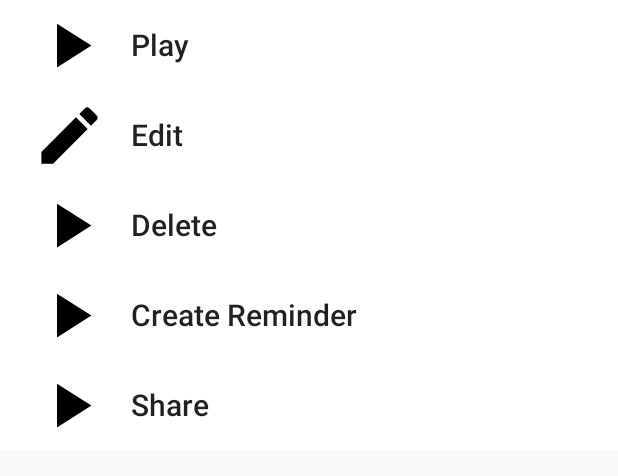
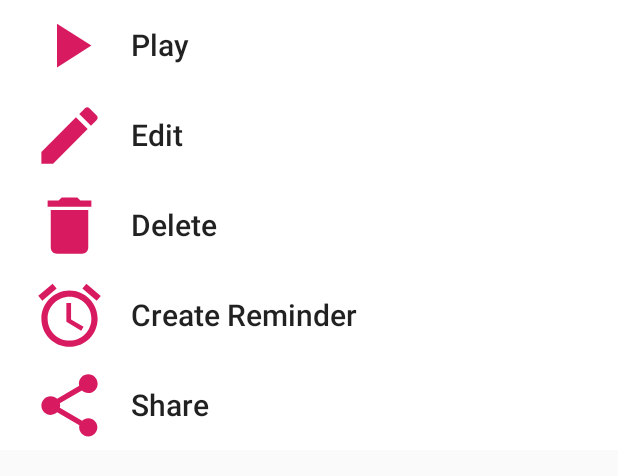
Before and after one commit to ash2osh/vmemo, an Android app: the layout bottom_sheet.xml on its own in the app's theme, with its tools: preview values and no code run, on a phone screen of 412 x 824 dp. Shown: the top 476 px of the screen. Run offline under Robolectric (Android 15) with nearby library versions, the phone set to English and light mode, and no system bars.

Commit message:
added bottom sheet icons

```diff
--- a/app/src/main/java/com/ash2osh/vmemo/ui/MainActivity.java
+++ b/app/src/main/java/com/ash2osh/vmemo/ui/MainActivity.java
@@ -44,6 +44,8 @@ public class MainActivity extends AppCompatActivity {
     private static final String TAG = "MainActivity->";
     @BindView(R.id.recordingsRV)
     RecyclerView rv;
+    @BindView(R.id.recordFAB)
+    FloatingActionButton button;
 
     private RecordingViewModel recordingViewModel;
     private List<RecodingItem> recodingItemList;
@@ -80,6 +82,14 @@ public class MainActivity extends AppCompatActivity {
     private void setupRecycler() {
         adapter = new RecordingItemsAdapter(recodingItemList);
         adapter.openLoadAnimation(BaseQuickAdapter.SLIDEIN_BOTTOM);
+        SetUpBottomSheetClickers();
+
+        rv.setHasFixedSize(true);
+        rv.setLayoutManager(new LinearLayoutManager(this));
+        rv.setAdapter(adapter);
+    }
+
+    private void SetUpBottomSheetClickers() {
         adapter.setOnItemClickListener((adapter1, view, position) -> {
             RecodingItem item = (RecodingItem) adapter1.getItem(position);
 
@@ -88,42 +98,54 @@ public class MainActivity extends AppCompatActivity {
 
             //set click listeners
             LinearLayout play = sheetView.findViewById(R.id.bottom_sheet_play);
+            LinearLayout edit = sheetView.findViewById(R.id.bottom_sheet_edit);
             LinearLayout delete = sheetView.findViewById(R.id.bottom_sheet_delete);
+            LinearLayout remind = sheetView.findViewById(R.id.bottom_sheet_reminder);
+            LinearLayout share = sheetView.findViewById(R.id.bottom_sheet_share);
             play.setOnClickListener(v -> {
                 mBottomSheetDialog.dismiss();
-                PlayRecording(item);
+                MainActivityPermissionsDispatcher.PlayRecordingWithPermissionCheck(this, item);
+            });
+            edit.setOnClickListener(v -> {
+                mBottomSheetDialog.dismiss();
+                EditRecording(item);
             });
             delete.setOnClickListener(v -> {
                 mBottomSheetDialog.dismiss();
                 DeleteRecording(item);
+            });
+            remind.setOnClickListener(v -> {
+                mBottomSheetDialog.dismiss();
+                RemindRecording(item);
+            });
+            share.setOnClickListener(v -> {
+                mBottomSheetDialog.dismiss();
+                ShareRecording(item);
             });
 
             mBottomSheetDialog.setContentView(sheetView);
             mBottomSheetDialog.show();
 
         });
-
-        rv.setHasFixedSize(true);
-        rv.setLayoutManager(new LinearLayoutManager(this));
-        rv.setAdapter(adapter);
     }
 
 
     @OnClick(R.id.recordFAB)
     void recordFABClick(View v) {
-        FloatingActionButton button = (FloatingActionButton) v;
+
         if (mIsRecording) {
-            button.setImageResource(R.drawable.exo_icon_stop);
+
             StopRecording();
         } else {
             MainActivityPermissionsDispatcher.StartRecordingWithPermissionCheck(this);
-            button.setImageResource(R.drawable.ic_mic_black_24dp);
+
         }
 
     }
 
     @NeedsPermission({Manifest.permission.WRITE_EXTERNAL_STORAGE, Manifest.permission.RECORD_AUDIO})
     public void StartRecording() {
+        button.setImageResource(R.drawable.exo_icon_stop);
         String filename = String.valueOf(System.currentTimeMillis() / 1000);
         recordAudio(filename + ".3gp");
     }
@@ -181,16 +203,27 @@ public class MainActivity extends AppCompatActivity {
         recordingViewModel.insertItem(new RecodingItem(mCurrentFile.getName(), mCurrentFile.getAbsolutePath(), new Date()));
         mRecorder = null;
         mCurrentFile = null;
+        button.setImageResource(R.drawable.ic_mic_black_24dp);
     }
 
     @NeedsPermission({Manifest.permission.WRITE_EXTERNAL_STORAGE, Manifest.permission.RECORD_AUDIO})
     public void PlayRecording(RecodingItem item) {
-        //TODO show exo player fragment on play
+        //TODO show exo player Dialog
 
     }
 
+    private void EditRecording(RecodingItem item) {
+
+    }
     private void DeleteRecording(RecodingItem item) {
 
+    }
+
+
+    private void ShareRecording(RecodingItem item) {
+    }
+
+    private void RemindRecording(RecodingItem item) {
     }
 
     @Override
--- /dev/null
+++ b/app/src/main/res/drawable/ic_access_alarm_black_24dp.xml
@@ -0,0 +1,9 @@
+<vector xmlns:android="http://schemas.android.com/apk/res/android"
+        android:width="24dp"
+        android:height="24dp"
+        android:viewportWidth="24.0"
+        android:viewportHeight="24.0">
+    <path
+        android:fillColor="#FF000000"
+        android:pathData="M22,5.72l-4.6,-3.86 -1.29,1.53 4.6,3.86L22,5.72zM7.88,3.39L6.6,1.86 2,5.71l1.29,1.53 4.59,-3.85zM12.5,8L11,8v6l4.75,2.85 0.75,-1.23 -4,-2.37L12.5,8zM12,4c-4.97,0 -9,4.03 -9,9s4.02,9 9,9c4.97,0 9,-4.03 9,-9s-4.03,-9 -9,-9zM12,20c-3.87,0 -7,-3.13 -7,-7s3.13,-7 7,-7 7,3.13 7,7 -3.13,7 -7,7z"/>
+</vector>
--- /dev/null
+++ b/app/src/main/res/drawable/ic_delete_black_24dp.xml
@@ -0,0 +1,9 @@
+<vector xmlns:android="http://schemas.android.com/apk/res/android"
+        android:width="24dp"
+        android:height="24dp"
+        android:viewportWidth="24.0"
+        android:viewportHeight="24.0">
+    <path
+        android:fillColor="#FF000000"
+        android:pathData="M6,19c0,1.1 0.9,2 2,2h8c1.1,0 2,-0.9 2,-2V7H6v12zM19,4h-3.5l-1,-1h-5l-1,1H5v2h14V4z"/>
+</vector>
--- /dev/null
+++ b/app/src/main/res/drawable/ic_share_black_24dp.xml
@@ -0,0 +1,9 @@
+<vector xmlns:android="http://schemas.android.com/apk/res/android"
+        android:width="24dp"
+        android:height="24dp"
+        android:viewportWidth="24.0"
+        android:viewportHeight="24.0">
+    <path
+        android:fillColor="#FF000000"
+        android:pathData="M18,16.08c-0.76,0 -1.44,0.3 -1.96,0.77L8.91,12.7c0.05,-0.23 0.09,-0.46 0.09,-0.7s-0.04,-0.47 -0.09,-0.7l7.05,-4.11c0.54,0.5 1.25,0.81 2.04,0.81 1.66,0 3,-1.34 3,-3s-1.34,-3 -3,-3 -3,1.34 -3,3c0,0.24 0.04,0.47 0.09,0.7L8.04,9.81C7.5,9.31 6.79,9 6,9c-1.66,0 -3,1.34 -3,3s1.34,3 3,3c0.79,0 1.5,-0.31 2.04,-0.81l7.12,4.16c-0.05,0.21 -0.08,0.43 -0.08,0.65 0,1.61 1.31,2.92 2.92,2.92 1.61,0 2.92,-1.31 2.92,-2.92s-1.31,-2.92 -2.92,-2.92z"/>
+</vector>
--- a/app/src/main/res/layout/activity_main.xml
+++ b/app/src/main/res/layout/activity_main.xml
@@ -29,7 +29,7 @@
         app:layout_constraintBottom_toBottomOf="parent"
         app:layout_constraintEnd_toEndOf="parent"
         app:layout_constraintStart_toStartOf="parent"
-        app:srcCompat="@drawable/exo_controls_play" />
+        app:srcCompat="@drawable/ic_mic_black_24dp" />
 
 
 </android.support.constraint.ConstraintLayout>
--- a/app/src/main/res/layout/bottom_sheet.xml
+++ b/app/src/main/res/layout/bottom_sheet.xml
@@ -21,15 +21,17 @@
         <ImageView
             android:layout_width="50dp"
             android:layout_height="50dp"
-            android:layout_marginLeft="16dp"
+            android:layout_marginStart="16dp"
             android:scaleType="fitXY"
-            app:srcCompat="@drawable/ic_play_arrow_black_24dp" />
+            app:srcCompat="@drawable/ic_play_arrow_black_24dp"
+            android:tint="@color/colorAccent"
+            />
 
         <TextView
             android:layout_width="wrap_content"
             android:layout_height="wrap_content"
             android:layout_gravity="center"
-            android:layout_marginLeft="16dp"
+            android:layout_marginStart="16dp"
             android:text="Play"
             android:textAppearance="@style/TextAppearance.AppCompat.Title" />
     </LinearLayout>
@@ -47,15 +49,17 @@
         <ImageView
             android:layout_width="50dp"
             android:layout_height="50dp"
-            android:layout_marginLeft="16dp"
+            android:layout_marginStart="16dp"
             android:scaleType="fitXY"
-            app:srcCompat="@drawable/ic_edit_black_24dp" />
+            app:srcCompat="@drawable/ic_edit_black_24dp"
+            android:tint="@color/colorAccent"
+            />
 
         <TextView
             android:layout_width="wrap_content"
             android:layout_height="wrap_content"
             android:layout_gravity="center"
-            android:layout_marginLeft="16dp"
+            android:layout_marginStart="16dp"
             android:text="Edit"
             android:textAppearance="@style/TextAppearance.AppCompat.Title" />
     </LinearLayout>
@@ -73,15 +77,17 @@
         <ImageView
             android:layout_width="50dp"
             android:layout_height="50dp"
-            android:layout_marginLeft="16dp"
+            android:layout_marginStart="16dp"
             android:scaleType="fitXY"
-            app:srcCompat="@drawable/ic_play_arrow_black_24dp" />
+            app:srcCompat="@drawable/ic_delete_black_24dp"
+            android:tint="@color/colorAccent"
+            />
 
         <TextView
             android:layout_width="wrap_content"
             android:layout_height="wrap_content"
             android:layout_gravity="center"
-            android:layout_marginLeft="16dp"
+            android:layout_marginStart="16dp"
             android:text="Delete"
             android:textAppearance="@style/TextAppearance.AppCompat.Title" />
     </LinearLayout>
@@ -99,15 +105,16 @@
         <ImageView
             android:layout_width="50dp"
             android:layout_height="50dp"
-            android:layout_marginLeft="16dp"
+            android:layout_marginStart="16dp"
             android:scaleType="fitXY"
-            app:srcCompat="@drawable/ic_play_arrow_black_24dp" />
+            app:srcCompat="@drawable/ic_access_alarm_black_24dp"
+            android:tint="@color/colorAccent"/>
 
         <TextView
             android:layout_width="wrap_content"
             android:layout_height="wrap_content"
             android:layout_gravity="center"
-            android:layout_marginLeft="16dp"
+            android:layout_marginStart="16dp"
             android:text="Create Reminder"
             android:textAppearance="@style/TextAppearance.AppCompat.Title" />
     </LinearLayout>
@@ -125,15 +132,16 @@
         <ImageView
             android:layout_width="50dp"
             android:layout_height="50dp"
-            android:layout_marginLeft="16dp"
+            android:layout_marginStart="16dp"
             android:scaleType="fitXY"
-            app:srcCompat="@drawable/ic_play_arrow_black_24dp" />
+            app:srcCompat="@drawable/ic_share_black_24dp"
+            android:tint="@color/colorAccent"/>
 
         <TextView
             android:layout_width="wrap_content"
             android:layout_height="wrap_content"
             android:layout_gravity="center"
-            android:layout_marginLeft="16dp"
+            android:layout_marginStart="16dp"
             android:text="Share"
             android:textAppearance="@style/TextAppearance.AppCompat.Title" />
     </LinearLayout>
```
